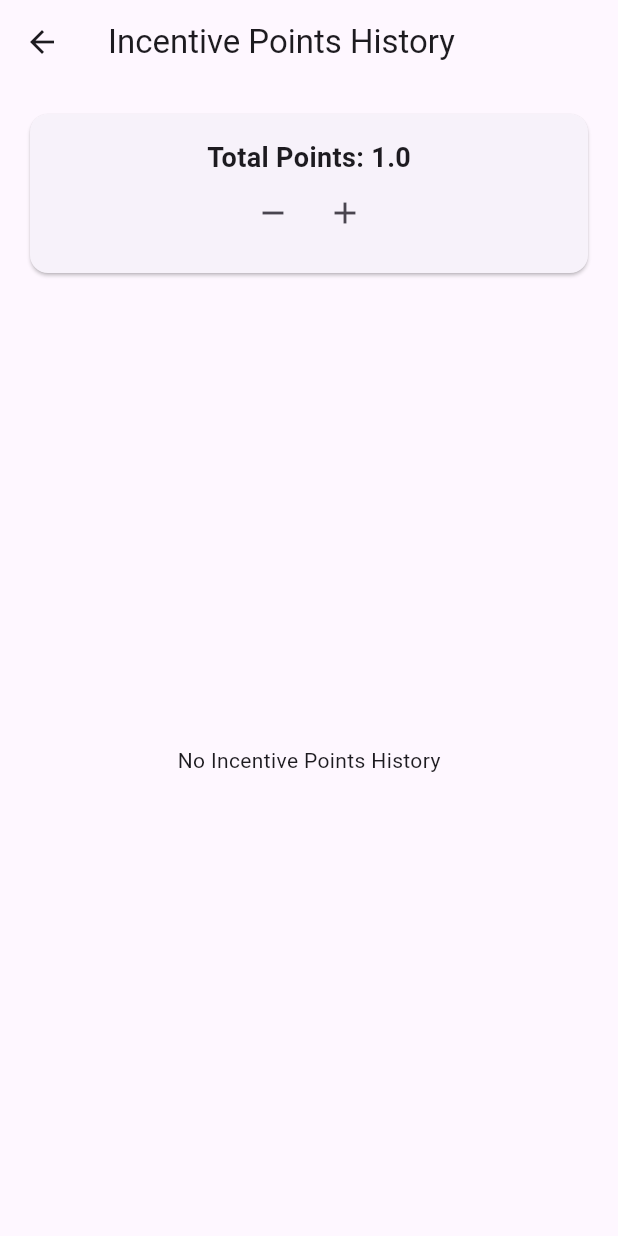
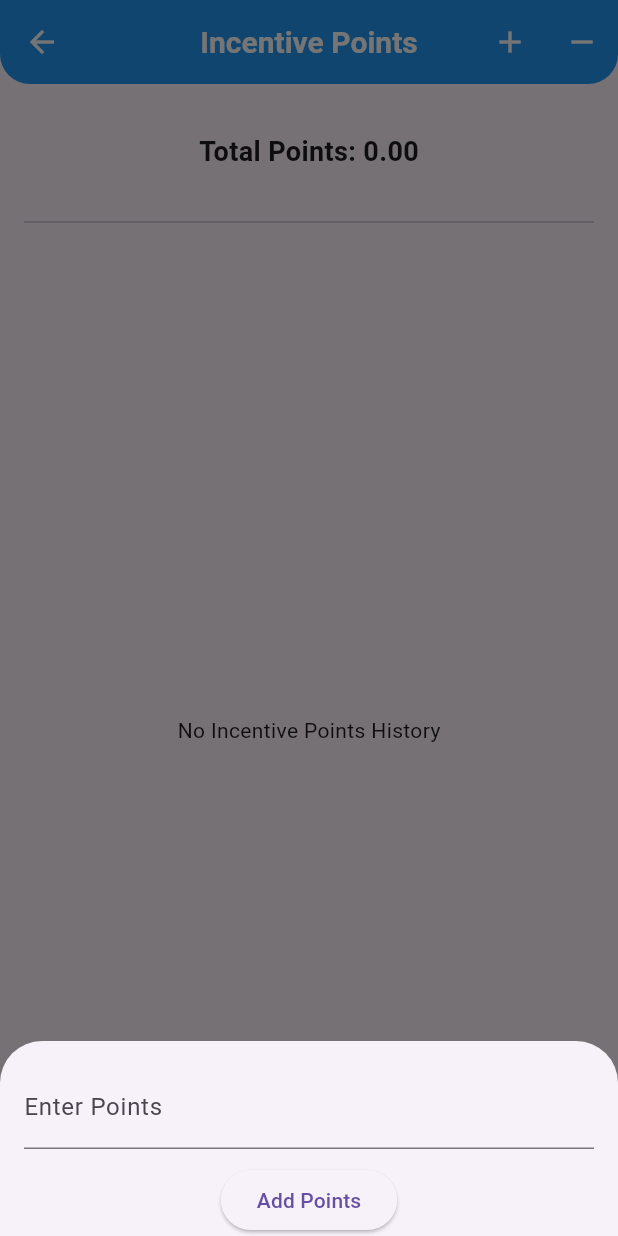
Before and after one commit to dkofficial24/sanitary_mart_admin, a Flutter app: the IncentivePointScreen screen opened directly with empty values, after a tap on the "add" icon, on a phone screen of 412 x 824 dp. Run offline on Flutter 3.47's test engine with Material 3 defaults, Android fonts, the phone set to English and light mode, and no system bars; our stand-ins replace cached_network_image, cloud_firestore, equatable, firebase_analytics, firebase_auth, firebase_core and 15 more; missing offline and left inert: clipboard; accounts and stored records are empty.

Commit message:
- incentive point increment/decrement

```diff
--- a/lib/incentive_points/service/incentive_provider_service.dart
+++ b/lib/incentive_points/service/incentive_provider_service.dart
@@ -7,6 +7,7 @@ class IncentivePointService {
         .collection('incentive_points')
         .doc(uId)
         .collection('data')
+        .orderBy('updated', descending: true)
         .get();
     return querySnapshot.docs
         .map((doc) => IncentivePointInfo.fromDocument(doc))
@@ -27,19 +28,21 @@ class IncentivePointService {
     return 0.0;
   }
 
-  Future<void> updateIncentivePoints(String uId, double points) async {
+  Future<void> incrementIncentivePoints(String uId, double points) async {
     final docRef = FirebaseFirestore.instance
         .collection('incentive_points')
         .doc(uId);
-    final snapshot = await docRef.get();
-    num totalPoints = 0.0;
-    if (snapshot.exists) {
-      final map = snapshot.data();
-      if (map != null && map.containsKey('points')) {
-        totalPoints = map['points'];
-      }
-    }
+    num totalPoints = await getTotalIncentivePoints(uId);
     totalPoints += points;
+    await docRef.set({'points': totalPoints}, SetOptions(merge: true));
+  }
+
+  Future<void> decrementIncentivePoints(String uId, double points) async {
+    final docRef = FirebaseFirestore.instance
+        .collection('incentive_points')
+        .doc(uId);
+    num totalPoints = await getTotalIncentivePoints(uId);
+    totalPoints -= points;
     await docRef.set({'points': totalPoints}, SetOptions(merge: true));
   }
 
--- a/lib/incentive_points/ui/incentive_point_provider.dart
+++ b/lib/incentive_points/ui/incentive_point_provider.dart
@@ -37,17 +37,34 @@ class IncentivePointsProvider extends ChangeNotifier {
     }
   }
 
-  Future<void> updateIncentivePoints(String uId, double points) async {
+  Future<void> incrementIncentivePoints(String uId, double points) async {
     try {
       providerState = ProviderState.loading;
       IncentivePointService incentivePointService = Get.find();
-      await incentivePointService.updateIncentivePoints(uId, points);
-      await fetchTotalIncentivePoints(uId);  // Update total points after change
+      await incentivePointService.incrementIncentivePoints(uId, points);
+      await fetchTotalIncentivePoints(uId);
+      notifyListeners();
+      providerState = ProviderState.idle;
+    } catch (e) {
+      providerState = ProviderState.error;
+    } finally {
+      notifyListeners();
+    }
+  }
+
+  Future<void> decrementIncentivePoints(String uId, double points) async {
+    try {
+      providerState = ProviderState.loading;
+      IncentivePointService incentivePointService = Get.find();
+      await incentivePointService.decrementIncentivePoints(uId, points);
+      await fetchTotalIncentivePoints(uId);
       notifyListeners();
       providerState = ProviderState.idle;
     } catch (e) {
       //todo show error msg
       providerState = ProviderState.error;
+    } finally {
+      notifyListeners();
     }
   }
 
--- a/lib/incentive_points/ui/screen/incentive_point_screen.dart
+++ b/lib/incentive_points/ui/screen/incentive_point_screen.dart
@@ -33,11 +33,93 @@ class _IncentivePointScreenState extends State<IncentivePointScreen> {
     incentiveProvider.fetchIncentivePointsHistory(widget.customer.uId);
   }
 
+  void showUpdatePointsBottomSheet(BuildContext context,
+      IncentivePointsProvider incentiveProvider, bool isIncrement) {
+    TextEditingController pointsController = TextEditingController();
+
+    showModalBottomSheet(
+      context: context,
+      isScrollControlled: true,
+      builder: (context) {
+        return SingleChildScrollView(
+          child: Padding(
+            padding: EdgeInsets.only(
+              bottom: MediaQuery.of(context).viewInsets.bottom,
+              left: 16,
+              right: 16,
+              top: 16,
+            ),
+            child: Column(
+              mainAxisSize: MainAxisSize.min,
+              children: [
+                TextField(
+                  controller: pointsController,
+                  keyboardType: TextInputType.number,
+                  decoration: const InputDecoration(labelText: 'Enter Points'),
+                ),
+                const SizedBox(height: 10),
+                ElevatedButton(
+                  onPressed: () {
+                    final points = double.tryParse(pointsController.text) ?? 0;
+                    if (points != 0) {
+                      if (isIncrement) {
+                        incrementPoint(incentiveProvider, points);
+                      } else {
+                        decrementPoint(incentiveProvider, points);
+                      }
+                    }
+                    Navigator.pop(context);
+                  },
+                  child: Text(isIncrement ? 'Add Points' : 'Reduce Point'),
+                ),
+              ],
+            ),
+          ),
+        );
+      },
+    );
+  }
+
+  void incrementPoint(
+      IncentivePointsProvider incentiveProvider, double points) {
+    incentiveProvider.incrementIncentivePoints(widget.customer.uId, points);
+  }
+
+  void decrementPoint(
+      IncentivePointsProvider incentiveProvider, double points) {
+    if (points > incentiveProvider.totalPoints) {
+      ScaffoldMessenger.of(context).showSnackBar(const SnackBar(
+        content: Text('Cannot reduce more points than available'),
+      ));
+      return;
+    }
+    incentiveProvider.decrementIncentivePoints(widget.customer.uId, points);
+  }
+
   @override
   Widget build(BuildContext context) {
     return Scaffold(
-      appBar: AppBar(
-        title: const Text('Incentive Points History'),
+      appBar: CustomAppBar(
+        title: 'Incentive Points',
+        actions: [
+          IconButton(
+            icon: const Icon(Icons.add),
+            onPressed: () => showUpdatePointsBottomSheet(
+                context,
+                Provider.of<IncentivePointsProvider>(
+                  context,
+                  listen: false,
+                ),
+                true),
+          ),
+          IconButton(
+            icon: const Icon(Icons.remove),
+            onPressed: () => showUpdatePointsBottomSheet(
+                context,
+                Provider.of<IncentivePointsProvider>(context, listen: false),
+                false),
+          ),
+        ],
       ),
       body: Padding(
         padding: const EdgeInsets.all(16),
@@ -51,40 +133,23 @@ class _IncentivePointScreenState extends State<IncentivePointScreen> {
                   );
                 }
 
-                return Card(
-                  child: Padding(
+                return Padding(
                   padding: const EdgeInsets.all(16),
                   child: Column(
                     children: [
                       Text(
-                          'Total Points: ${incentiveProvider.totalPoints}',
+                        'Total Points: ${incentiveProvider.totalPoints.toStringAsFixed(2)}',
                         style: const TextStyle(
                             fontSize: 18, fontWeight: FontWeight.bold),
                       ),
-                        Row(
-                          mainAxisAlignment: MainAxisAlignment.center,
-                          children: [
-                            IconButton(
-                              icon: const Icon(Icons.remove),
-                              onPressed: () {
-                                updatePoints(incentiveProvider, -1);
-                              },
-                            ),
-                            IconButton(
-                              icon: const Icon(Icons.add),
-                              onPressed: () {
-                                updatePoints(incentiveProvider, 1);
-                              },
-                            ),
                     ],
-                        ),
-                      ],
-                    ),
                   ),
                 );
               },
             ),
-            const SizedBox(height: 20),
+            const SizedBox(height: 10),
+            Divider(),
+            const SizedBox(height: 10),
             Expanded(
               child: Consumer<IncentivePointsProvider>(
                 builder: (context, incentiveProvider, child) {
@@ -116,7 +181,8 @@ class _IncentivePointScreenState extends State<IncentivePointScreen> {
                             children: [
                               Row(
                                 children: [
-                                  const Icon(Icons.calendar_today_outlined, size: 16.0),
+                                  const Icon(Icons.calendar_today_outlined,
+                                      size: 16.0),
                                   Text(
                                     ' Created: ${_formatDate(point.created!)}',
                                     style: const TextStyle(fontSize: 12.0),
@@ -129,9 +195,8 @@ class _IncentivePointScreenState extends State<IncentivePointScreen> {
                                   Text(
                                     'Status: ',
                                     style: TextStyle(
-                                        color: point.redeemStatus == 'Redeemed'
-                                            ? Colors.green
-                                            : Colors.orange),
+                                        color: _getStatusColor(
+                                            point.redeemStatus)),
                                   ),
                                   SizedBox(
                                     width: MediaQuery.of(context).size.width * 0.5,
@@ -141,7 +206,8 @@ class _IncentivePointScreenState extends State<IncentivePointScreen> {
                                       options: RedeemStatus.values
                                           .map((e) => e.name.toString())
                                           .toList(),
-                                      onSuggestionSelected: (String? redeemStatus) {
+                                      onSuggestionSelected:
+                                          (String? redeemStatus) {
                                         incentivePointStatusUpdate(
                                             redeemStatus, incentiveProvider, point);
                                       },
@@ -149,14 +215,10 @@ class _IncentivePointScreenState extends State<IncentivePointScreen> {
                                   ),
                                   const SizedBox(width: 5.0),
                                   Icon(
-                                    point.redeemStatus == 'Redeemed'
-                                        ? Icons.check_circle_outline
-                                        : Icons.access_time_outlined,
+                                      getStatusIcon(point.redeemStatus),
                                     size: 16.0,
-                                    color: point.redeemStatus == 'Redeemed'
-                                        ? Colors.green
-                                        : Colors.orange,
-                                  ),
+                                      color:
+                                          _getStatusColor(point.redeemStatus)),
                                 ],
                               ),
                             ],
@@ -172,13 +234,6 @@ class _IncentivePointScreenState extends State<IncentivePointScreen> {
         ),
       ),
     );
-  }
-
-  void updatePoints(IncentivePointsProvider incentiveProvider, int change) {
-    final newPoints = incentiveProvider.totalPoints + change;
-    if (newPoints >= 0) {
-      incentiveProvider.updateIncentivePoints(widget.customer.uId, change.toDouble());
-    }
   }
 
   void incentivePointStatusUpdate(
@@ -198,4 +253,30 @@ class _IncentivePointScreenState extends State<IncentivePointScreen> {
   String _formatDate(int millisecondsSinceEpoch) {
     return AppUtil.convertTimestampInDate(millisecondsSinceEpoch);
   }
+
+  IconData getStatusIcon(RedeemStatus status) {
+    switch (status) {
+      case RedeemStatus.accepted:
+        return Icons.check_circle_outline;
+      case RedeemStatus.rejected:
+        return Icons.close_outlined;
+      case RedeemStatus.processing:
+        return Icons.access_time_outlined;
+      default:
+        return Icons.circle_outlined;
     }
+  }
+
+  Color _getStatusColor(RedeemStatus status) {
+    switch (status) {
+      case RedeemStatus.accepted:
+        return Colors.green;
+      case RedeemStatus.processing:
+        return Colors.orange;
+      case RedeemStatus.rejected:
+        return Colors.red;
+      default:
+        return Colors.grey;
+    }
+  }
+}
```
Lines whose indentation alone changed are shown as unchanged.
